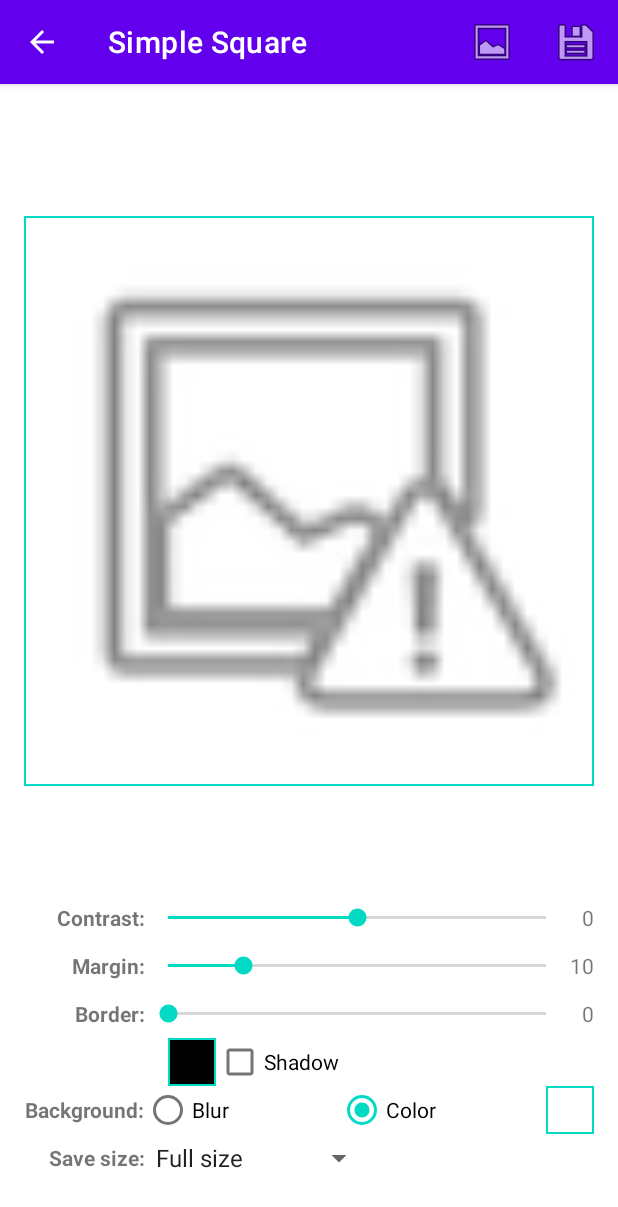
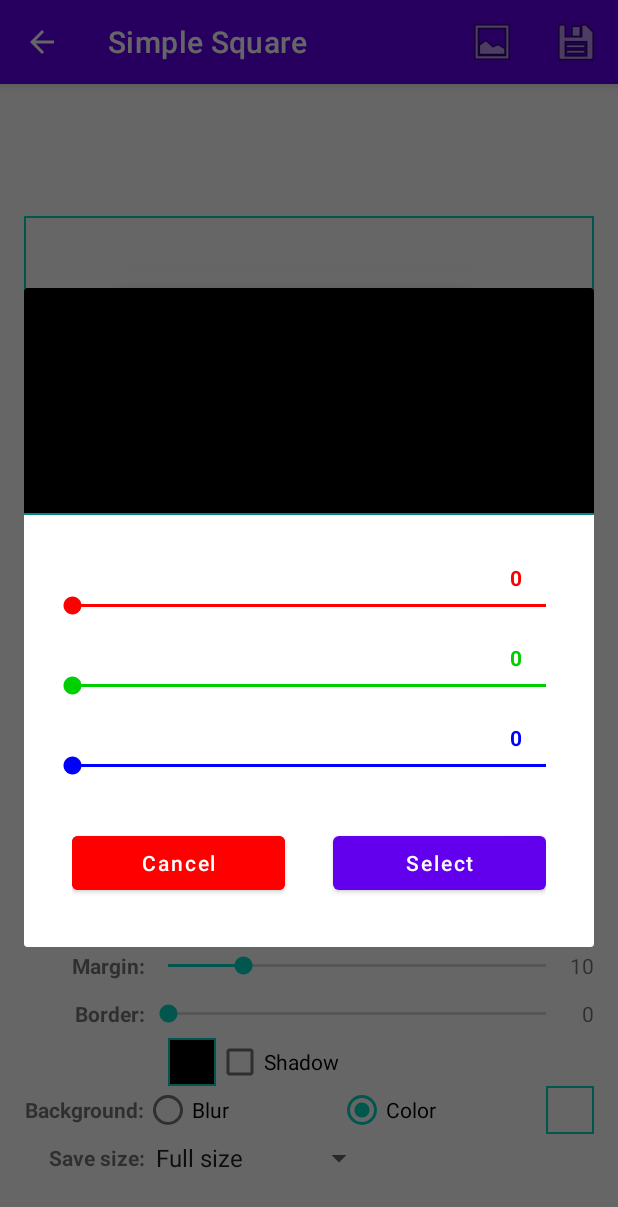
Before and after one commit to danopdev/SimpleSquare, an Android app: the screen it shows after launch (MainActivity), after a tap on an icon or button, on a phone screen of 412 x 824 dp. Shown: the top 1207 px of the screen. Run offline under Robolectric (Android 15) with nearby library versions, the phone set to English and light mode, and no system bars; our stand-ins replace data binding; 3 statements that could not run were skipped.

Commit message:
Use custom colors select dialog

```diff
--- a/app/build.gradle
+++ b/app/build.gradle
@@ -51,7 +51,6 @@ dependencies {
     androidTestImplementation 'androidx.test.ext:junit:1.1.2'
     androidTestImplementation 'androidx.test.espresso:espresso-core:3.3.0'
     implementation "androidx.documentfile:documentfile:1.0.1"
-    implementation 'com.pes.materialcolorpicker:library:1.2.5'
     implementation "org.jetbrains.kotlinx:kotlinx-coroutines-core:1.4.0"
     implementation "org.jetbrains.kotlinx:kotlinx-coroutines-android:1.3.9"
 }
--- /dev/null
+++ b/app/src/main/java/com/dan/simplesquare/ColorDialog.kt
@@ -0,0 +1,73 @@
+package com.dan.simplesquare
+
+import android.graphics.Color
+import android.os.Bundle
+import android.view.LayoutInflater
+import android.view.View
+import android.view.ViewGroup
+import android.widget.SeekBar
+import androidx.fragment.app.DialogFragment
+import androidx.fragment.app.FragmentManager
+import com.dan.simplesquare.databinding.ColorDialogBinding
+
+class ColorDialog( private val initialColor: Int, private val listener: (Int)->Unit ):
+    DialogFragment(),
+    SeekBar.OnSeekBarChangeListener
+{
+
+    companion object {
+        private const val FRAGMENT_TAG = "color"
+
+        fun show(supportFragmentManager: FragmentManager, initialColor: Int, listener: (Int)->Unit) {
+            with (ColorDialog( initialColor, listener ) ) {
+                isCancelable = false
+                show(supportFragmentManager, FRAGMENT_TAG)
+            }
+        }
+    }
+
+    private lateinit var binding: ColorDialogBinding
+
+    private val currentColor: Int
+        get() = Color.rgb( binding.seekBarRed.progress, binding.seekBarGreen.progress, binding.seekBarBlue.progress )
+
+    private fun updateColor() {
+        val color = currentColor
+        binding.txtColor.setBackgroundColor( color )
+        binding.txtRed.text = Color.red(color).toString()
+        binding.txtGreen.text = Color.green(color).toString()
+        binding.txtBlue.text = Color.blue(color).toString()
+    }
+
+    override fun onCreateView(inflater: LayoutInflater, container: ViewGroup?, savedInstanceState: Bundle?): View? {
+        binding = ColorDialogBinding.inflate( inflater )
+
+        binding.seekBarRed.progress = Color.red( initialColor )
+        binding.seekBarGreen.progress = Color.green( initialColor )
+        binding.seekBarBlue.progress = Color.blue( initialColor )
+
+        binding.seekBarRed.setOnSeekBarChangeListener(this)
+        binding.seekBarGreen.setOnSeekBarChangeListener(this)
+        binding.seekBarBlue.setOnSeekBarChangeListener(this)
+
+        binding.btnCancel.setOnClickListener { dismiss() }
+        binding.btnSelect.setOnClickListener {
+            listener.invoke( currentColor )
+            dismiss()
+        }
+
+        updateColor()
+
+        return binding.root
+    }
+
+    override fun onProgressChanged(p0: SeekBar?, p1: Int, p2: Boolean) {
+        updateColor()
+    }
+
+    override fun onStartTrackingTouch(p0: SeekBar?) {
+    }
+
+    override fun onStopTrackingTouch(p0: SeekBar?) {
+    }
+}
--- a/app/src/main/java/com/dan/simplesquare/MainActivity.kt
+++ b/app/src/main/java/com/dan/simplesquare/MainActivity.kt
@@ -23,7 +23,6 @@ import androidx.core.app.ActivityCompat
 import androidx.core.content.ContextCompat
 import androidx.documentfile.provider.DocumentFile
 import com.dan.simplesquare.databinding.ActivityMainBinding
-import com.pes.androidmaterialcolorpickerdialog.ColorPicker
 import kotlinx.coroutines.Dispatchers
 import kotlinx.coroutines.GlobalScope
 import kotlinx.coroutines.launch
@@ -441,15 +440,17 @@ class MainActivity :
         else exitApp()
     }
 
-    private fun selectColor(initColor: Int, l: (Int) -> Unit) {
-        val dialog = ColorPicker(
-            this, Color.red(initColor), Color.green(initColor), Color.blue(
-                initColor
-            )
-        )
-        dialog.enableAutoClose()
-        dialog.setCallback { color -> l.invoke(color) }
-        dialog.show()
+    private fun selectColor( forBackgroundColor: Boolean ) {
+        ColorDialog.show(
+            supportFragmentManager,
+            if (forBackgroundColor) backgroundColor else borderColor ) { color ->
+            if (forBackgroundColor) {
+                backgroundColor = color
+            } else {
+                borderColor = color
+            }
+            updateImage()
+        }
     }
 
     private fun saveSettings() {
@@ -499,22 +500,10 @@ class MainActivity :
             true
         }
 
-        binding.buttonBackgroundColor.setOnClickListener {
-            selectColor(backgroundColor) { color ->
-                backgroundColor = color
-                updateImage()
-            }
-        }
-
-        binding.buttonBorderColor.setOnClickListener {
-            selectColor(borderColor) { color ->
-                borderColor = color
-                updateImage()
-            }
-        }
+        binding.buttonBackgroundColor.setOnClickListener { selectColor(true) }
+        binding.buttonBorderColor.setOnClickListener {selectColor(false) }
 
         binding.checkBorderShadow.setOnCheckedChangeListener { _, _ -> updateImage()  }
-
         binding.rgBackgroundType.setOnCheckedChangeListener { _, _ -> updateImage()  }
 
         binding.seekBarContrast.progress = settings.contrast
--- /dev/null
+++ b/app/src/main/res/layout/color_dialog.xml
@@ -0,0 +1,133 @@
+<?xml version="1.0" encoding="utf-8"?>
+
+<layout xmlns:android="http://schemas.android.com/apk/res/android">
+
+    <LinearLayout
+        android:layout_width="match_parent"
+        android:layout_height="wrap_content"
+        android:orientation="vertical">
+
+        <TextView
+            android:id="@+id/txtColor"
+            android:layout_width="match_parent"
+            android:layout_height="150dp" />
+
+        <View
+            android:id="@+id/divider"
+            android:layout_width="match_parent"
+            android:layout_height="1dp"
+            android:background="@color/teal_700" />
+
+        <LinearLayout
+            android:layout_width="match_parent"
+            android:layout_height="match_parent"
+            android:orientation="vertical"
+            android:padding="16dp"
+            android:paddingTop="32dp">
+
+            <TextView
+                android:id="@+id/txtRed"
+                android:layout_width="match_parent"
+                android:layout_height="wrap_content"
+                android:paddingTop="16dp"
+                android:paddingRight="32dp"
+                android:text="0"
+                android:textAlignment="textEnd"
+                android:textColor="#FF0000"
+                android:textStyle="bold" />
+
+            <SeekBar
+                android:id="@+id/seekBarRed"
+                android:layout_width="match_parent"
+                android:layout_height="wrap_content"
+                android:foregroundTint="#FF0000"
+                android:max="255"
+                android:progress="100"
+                android:progressBackgroundTint="#FF0000"
+                android:progressBackgroundTintMode="src_over"
+                android:progressTint="#FF0000"
+                android:progressTintMode="src_atop"
+                android:thumbTint="#FF0000" />
+
+            <TextView
+                android:id="@+id/txtGreen"
+                android:layout_width="match_parent"
+                android:layout_height="wrap_content"
+                android:paddingTop="16dp"
+                android:paddingRight="32dp"
+                android:text="0"
+                android:textAlignment="textEnd"
+                android:textColor="#00D000"
+                android:textStyle="bold" />
+
+            <SeekBar
+                android:id="@+id/seekBarGreen"
+                android:layout_width="match_parent"
+                android:layout_height="wrap_content"
+                android:max="255"
+                android:progress="100"
+                android:progressBackgroundTint="#00D000"
+                android:progressBackgroundTintMode="src_over"
+                android:progressTint="#00D000"
+                android:progressTintMode="src_atop"
+                android:thumbTint="#00D000" />
+
+            <TextView
+                android:id="@+id/txtBlue"
+                android:layout_width="match_parent"
+                android:layout_height="wrap_content"
+                android:paddingTop="16dp"
+                android:paddingRight="32dp"
+                android:text="0"
+                android:textAlignment="textEnd"
+                android:textColor="#0000FF"
+                android:textStyle="bold" />
+
+            <SeekBar
+                android:id="@+id/seekBarBlue"
+                android:layout_width="match_parent"
+                android:layout_height="wrap_content"
+                android:foregroundTint="#0000FF"
+                android:max="255"
+                android:progress="100"
+                android:progressBackgroundTint="#0000FF"
+                android:progressBackgroundTintMode="src_over"
+                android:progressTint="#0000FF"
+                android:progressTintMode="src_atop"
+                android:thumbTint="#0000FF" />
+
+            <LinearLayout
+                android:layout_width="match_parent"
+                android:layout_height="wrap_content"
+                android:orientation="horizontal"
+                android:paddingLeft="16dp"
+                android:paddingTop="32dp"
+                android:paddingRight="16dp"
+                android:paddingBottom="16dp">
+
+                <Button
+                    android:id="@+id/btnCancel"
+                    android:layout_width="wrap_content"
+                    android:layout_height="wrap_content"
+                    android:layout_marginRight="16dp"
+                    android:layout_weight="1"
+                    android:backgroundTint="#FF0000"
+                    android:text="Cancel"
+                    android:textAllCaps="false" />
+
+                <Button
+                    android:id="@+id/btnSelect"
+                    android:layout_width="wrap_content"
+                    android:layout_height="wrap_content"
+                    android:layout_marginLeft="16dp"
+                    android:layout_weight="1"
+                    android:text="Select"
+                    android:textAllCaps="false" />
+
+            </LinearLayout>
+
+        </LinearLayout>
+
+    </LinearLayout>
+
+</layout>
--- a/app/src/main/res/layout/color_select.xml
+++ /dev/null
@@ -1,52 +0,0 @@
-<?xml version="1.0" encoding="utf-8"?>
-
-<layout xmlns:android="http://schemas.android.com/apk/res/android"
-    android:layout_width="match_parent"
-    android:layout_height="match_parent">
-
-    <LinearLayout
-        android:layout_width="match_parent"
-        android:layout_height="wrap_content"
-        android:orientation="vertical">
-
-        <TextView
-            android:id="@+id/txtColor"
-            android:layout_width="match_parent"
-            android:layout_height="100dp" />
-
-        <View
-            android:id="@+id/divider"
-            android:layout_width="match_parent"
-            android:layout_height="1dp"
-            android:background="@color/teal_700" />
-
-        <LinearLayout
-            android:layout_width="match_parent"
-            android:layout_height="match_parent"
-            android:orientation="vertical"
-            android:padding="16dp"
-            android:paddingTop="32dp">
-
-            <TextView
-                android:id="@+id/txtRed"
-                android:layout_width="match_parent"
-                android:layout_height="wrap_content"
-                android:paddingTop="16dp"
-                android:text="TextView"
-                android:textAlignment="textEnd"
-                android:textStyle="bold" />
-
-            <SeekBar
-                android:id="@+id/seekBarRed"
-                android:layout_width="match_parent"
-                android:layout_height="wrap_content"
-                android:foregroundTint="#FF0000"
-                android:max="255"
-                android:progress="100"
-                android:progressTint="#FF0000"
-                android:thumbTint="#FF0000" />
-        </LinearLayout>
-
-    </LinearLayout>
-
-</layout>
```
